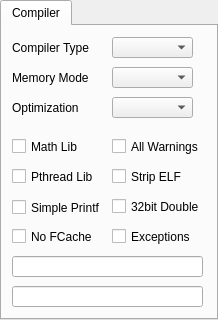
Old version of the form propside/project.ui in the repository parallaxinc/SimpleIDE.
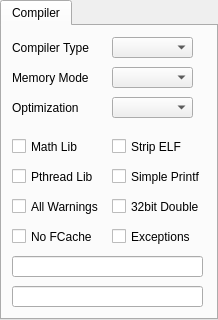
New version of the form.

Patch:
```diff
--- a/propside/project.ui
+++ b/propside/project.ui
@@ -146,8 +146,8 @@
     <widget class="QCheckBox" name="checkBoxSimplePrintf">
      <property name="geometry">
       <rect>
-       <x>10</x>
-       <y>171</y>
+       <x>110</x>
+       <y>140</y>
        <width>101</width>
        <height>21</height>
       </rect>
@@ -159,8 +159,8 @@
     <widget class="QCheckBox" name="checkBoxWarnAll">
      <property name="geometry">
       <rect>
-       <x>110</x>
-       <y>110</y>
+       <x>10</x>
+       <y>170</y>
        <width>101</width>
        <height>21</height>
       </rect>
@@ -199,7 +199,7 @@
      <property name="geometry">
       <rect>
        <x>110</x>
-       <y>140</y>
+       <y>110</y>
        <width>101</width>
        <height>21</height>
       </rect>
```
